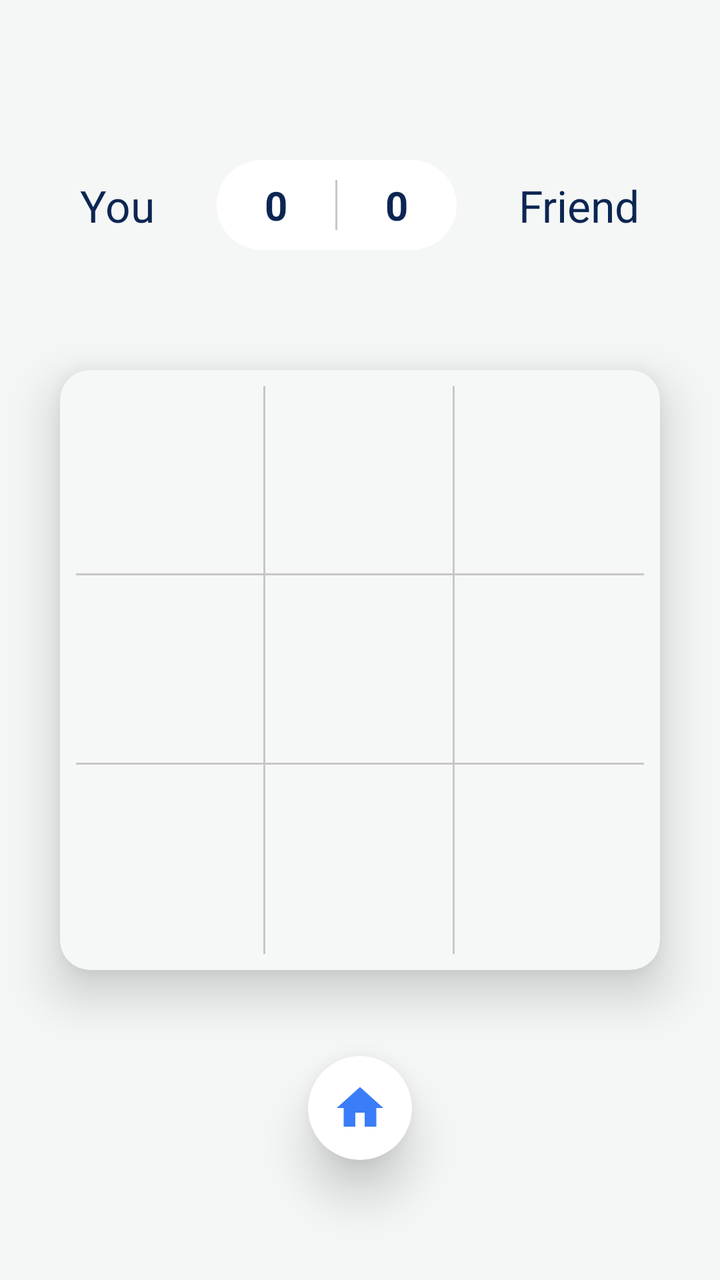
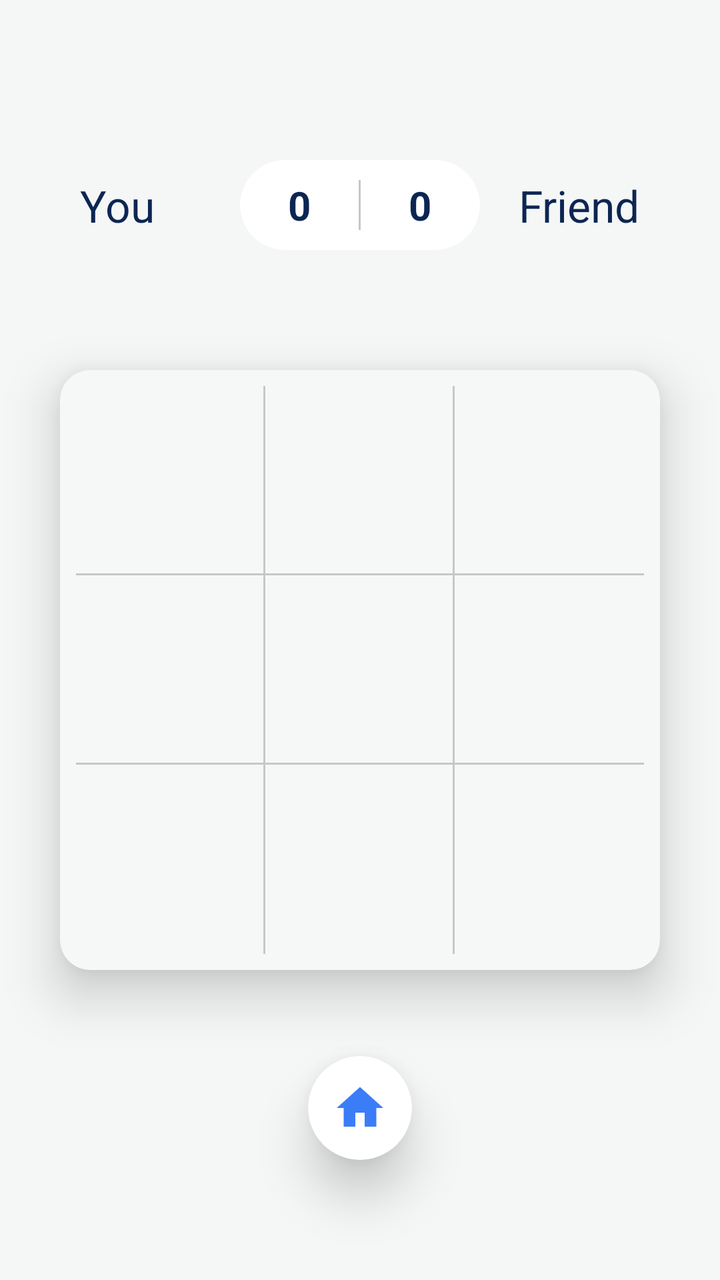

The first picture is an Android layout as it rendered before a commit; the second is the same layout after the commit. The layout source and the unified diff follow.
<!-- AndroidManifest.xml: application theme Theme.TicTacToe -->
<!-- res/layout/activity_game_friend.xml -->
<?xml version="1.0" encoding="utf-8"?>
<androidx.constraintlayout.widget.ConstraintLayout xmlns:android="http://schemas.android.com/apk/res/android"
    xmlns:app="http://schemas.android.com/apk/res-auto"
    xmlns:tools="http://schemas.android.com/tools"
    android:layout_width="match_parent"
    android:layout_height="match_parent"
    android:background="@color/app_background"
    tools:context=".GameFriendActivity">

    
    <View
        android:id="@+id/topSpacer"
        android:layout_width="match_parent"
        android:layout_height="80dp"
        app:layout_constraintTop_toTopOf="parent" />

    
    <androidx.constraintlayout.widget.ConstraintLayout
        android:id="@+id/playerHeader"
        android:layout_width="match_parent"
        android:layout_height="wrap_content"
        android:paddingHorizontal="40dp"
        app:layout_constraintTop_toBottomOf="@id/topSpacer">

        <TextView
            android:id="@+id/tvPlayerName"
            android:layout_width="wrap_content"
            android:layout_height="wrap_content"
            android:fontFamily="sans-serif"
            android:text="You"
            android:textColor="@color/dark_navy"
            android:textSize="22sp"
            app:layout_constraintBottom_toBottomOf="parent"
            app:layout_constraintStart_toStartOf="parent"
            app:layout_constraintTop_toTopOf="parent" />

        <com.google.android.material.card.MaterialCardView
            android:id="@+id/scoreCard"
            android:layout_width="120dp"
            android:layout_height="45dp"
            app:cardBackgroundColor="@color/white"
            app:cardCornerRadius="22.5dp"
            app:cardElevation="0dp"
            app:layout_constraintBottom_toBottomOf="parent"
            app:layout_constraintEnd_toStartOf="@+id/tvFriendName"
            app:layout_constraintStart_toEndOf="@+id/tvPlayerName"
            app:layout_constraintTop_toTopOf="parent"
            app:strokeWidth="0dp">

            <LinearLayout
                android:layout_width="match_parent"
                android:layout_height="match_parent"
                android:gravity="center"
                android:orientation="horizontal">

                <TextView
                    android:id="@+id/tvPlayerScore"
                    android:layout_width="0dp"
                    android:layout_height="wrap_content"
                    android:layout_weight="1"
                    android:gravity="center"
                    android:text="0"
                    android:textColor="@color/dark_navy"
                    android:textSize="20sp"
                    android:textStyle="bold" />

                <View
                    android:layout_width="1dp"
                    android:layout_height="25dp"
                    android:background="@color/divider_gray" />

                <TextView
                    android:id="@+id/tvFriendScore"
                    android:layout_width="0dp"
                    android:layout_height="wrap_content"
                    android:layout_weight="1"
                    android:gravity="center"
                    android:text="0"
                    android:textColor="@color/dark_navy"
                    android:textSize="20sp"
                    android:textStyle="bold" />

            </LinearLayout>
        </com.google.android.material.card.MaterialCardView>

        <TextView
            android:id="@+id/tvFriendName"
            android:layout_width="wrap_content"
            android:layout_height="wrap_content"
            android:fontFamily="sans-serif"
            android:text="Friend"
            android:textColor="@color/dark_navy"
            android:textSize="22sp"
            app:layout_constraintBottom_toBottomOf="parent"
            app:layout_constraintEnd_toEndOf="parent"
            app:layout_constraintTop_toTopOf="parent" />

    </androidx.constraintlayout.widget.ConstraintLayout>

    
    <com.google.android.material.card.MaterialCardView
        android:id="@+id/boardCard"
        android:layout_width="300dp"
        android:layout_height="300dp"
        android:layout_marginTop="60dp"
        app:cardBackgroundColor="#F6F8F7"
        app:cardCornerRadius="15dp"
        app:cardElevation="15dp"
        app:layout_constraintEnd_toEndOf="parent"
        app:layout_constraintStart_toStartOf="parent"
        app:layout_constraintTop_toBottomOf="@id/playerHeader"
        app:strokeWidth="0dp">

        <GridLayout
            android:id="@+id/gridLayout"
            android:layout_width="match_parent"
            android:layout_height="match_parent"
            android:columnCount="3"
            android:padding="8dp"
            android:rowCount="3">

            <FrameLayout
                android:id="@+id/cell0"
                android:layout_width="0dp"
                android:layout_height="0dp"
                android:layout_rowWeight="1"
                android:layout_columnWeight="1"
                android:background="@drawable/bg_cell_right_bottom">
                <ImageView
                    android:id="@+id/ivCell0"
                    android:layout_width="match_parent"
                    android:layout_height="match_parent"
                    android:padding="15dp"
                    android:scaleType="fitCenter" />
            </FrameLayout>

            <FrameLayout
                android:id="@+id/cell1"
                android:layout_width="0dp"
                android:layout_height="0dp"
                android:layout_rowWeight="1"
                android:layout_columnWeight="1"
                android:background="@drawable/bg_cell_right_bottom">
                <ImageView
                    android:id="@+id/ivCell1"
                    android:layout_width="match_parent"
                    android:layout_height="match_parent"
                    android:padding="15dp"
                    android:scaleType="fitCenter" />
            </FrameLayout>

            <FrameLayout
                android:id="@+id/cell2"
                android:layout_width="0dp"
                android:layout_height="0dp"
                android:layout_rowWeight="1"
                android:layout_columnWeight="1"
                android:background="@drawable/bg_cell_bottom">
                <ImageView
                    android:id="@+id/ivCell2"
                    android:layout_width="match_parent"
                    android:layout_height="match_parent"
                    android:padding="15dp"
                    android:scaleType="fitCenter" />
            </FrameLayout>

            <FrameLayout
                android:id="@+id/cell3"
                android:layout_width="0dp"
                android:layout_height="0dp"
                android:layout_rowWeight="1"
                android:layout_columnWeight="1"
                android:background="@drawable/bg_cell_right_bottom">
                <ImageView
                    android:id="@+id/ivCell3"
                    android:layout_width="match_parent"
                    android:layout_height="match_parent"
                    android:padding="15dp"
                    android:scaleType="fitCenter" />
            </FrameLayout>

            <FrameLayout
                android:id="@+id/cell4"
                android:layout_width="0dp"
                android:layout_height="0dp"
                android:layout_rowWeight="1"
                android:layout_columnWeight="1"
                android:background="@drawable/bg_cell_right_bottom">
                <ImageView
                    android:id="@+id/ivCell4"
                    android:layout_width="match_parent"
                    android:layout_height="match_parent"
                    android:padding="15dp"
                    android:scaleType="fitCenter" />
            </FrameLayout>

            <FrameLayout
                android:id="@+id/cell5"
                android:layout_width="0dp"
                android:layout_height="0dp"
                android:layout_rowWeight="1"
                android:layout_columnWeight="1"
                android:background="@drawable/bg_cell_bottom">
                <ImageView
                    android:id="@+id/ivCell5"
                    android:layout_width="match_parent"
                    android:layout_height="match_parent"
                    android:padding="15dp"
                    android:scaleType="fitCenter" />
            </FrameLayout>

            <FrameLayout
                android:id="@+id/cell6"
                android:layout_width="0dp"
                android:layout_height="0dp"
                android:layout_rowWeight="1"
                android:layout_columnWeight="1"
                android:background="@drawable/bg_cell_right">
                <ImageView
                    android:id="@+id/ivCell6"
                    android:layout_width="match_parent"
                    android:layout_height="match_parent"
                    android:padding="15dp"
                    android:scaleType="fitCenter" />
            </FrameLayout>

            <FrameLayout
                android:id="@+id/cell7"
                android:layout_width="0dp"
                android:layout_height="0dp"
                android:layout_rowWeight="1"
                android:layout_columnWeight="1"
                android:background="@drawable/bg_cell_right">
                <ImageView
                    android:id="@+id/ivCell7"
                    android:layout_width="match_parent"
                    android:layout_height="match_parent"
                    android:padding="15dp"
                    android:scaleType="fitCenter" />
            </FrameLayout>

            <FrameLayout
                android:id="@+id/cell8"
                android:layout_width="0dp"
                android:layout_height="0dp"
                android:layout_rowWeight="1"
                android:layout_columnWeight="1"
                android:background="@drawable/bg_cell_none">
                <ImageView
                    android:id="@+id/ivCell8"
                    android:layout_width="match_parent"
                    android:layout_height="match_parent"
                    android:padding="15dp"
                    android:scaleType="fitCenter" />
            </FrameLayout>

        </GridLayout>

    </com.google.android.material.card.MaterialCardView>

    
    <com.google.android.material.card.MaterialCardView
        android:id="@+id/btnHome"
        android:layout_width="52dp"
        android:layout_height="52dp"
        android:layout_marginBottom="60dp"
        android:clickable="true"
        android:focusable="true"
        app:cardBackgroundColor="@color/white"
        app:cardCornerRadius="26dp"
        app:cardElevation="15dp"
        app:layout_constraintBottom_toBottomOf="parent"
        app:layout_constraintEnd_toEndOf="parent"
        app:layout_constraintStart_toStartOf="parent"
        app:strokeWidth="0dp">

        <ImageView
            android:layout_width="28dp"
            android:layout_height="28dp"
            android:layout_gravity="center"
            android:contentDescription="Home"
            android:src="@drawable/ic_home"
            app:tint="@color/primary_blue" />

    </com.google.android.material.card.MaterialCardView>

</androidx.constraintlayout.widget.ConstraintLayout>
<!-- resources referenced by this layout -->
<resources>
  <color name="app_background">#F5F7F6</color>
  <color name="dark_navy">#0C2653</color>
  <color name="divider_gray">#C7C7C7</color>
  <color name="primary_blue">#3B7DF8</color>
  <color name="white">#FFFFFFFF</color>
  <!-- drawable bg_cell_bottom (drawable) -->
  <?xml version="1.0" encoding="utf-8"?>
  <layer-list xmlns:android="http://schemas.android.com/apk/res/android">
      <item>
          <shape>
              <solid android:color="#C7C7C7" />
          </shape>
      </item>
      <item android:bottom="1dp">
          <shape>
              <solid android:color="#F6F8F7" />
          </shape>
      </item>
  </layer-list>
  <!-- drawable bg_cell_none (drawable) -->
  <?xml version="1.0" encoding="utf-8"?>
  <shape xmlns:android="http://schemas.android.com/apk/res/android">
      <solid android:color="#F6F8F7" />
  </shape>
  <!-- drawable bg_cell_right (drawable) -->
  <?xml version="1.0" encoding="utf-8"?>
  <layer-list xmlns:android="http://schemas.android.com/apk/res/android">
      <item>
          <shape>
              <solid android:color="#C7C7C7" />
          </shape>
      </item>
      <item android:right="1dp">
          <shape>
              <solid android:color="#F6F8F7" />
          </shape>
      </item>
  </layer-list>
  <!-- drawable bg_cell_right_bottom (drawable) -->
  <?xml version="1.0" encoding="utf-8"?>
  <layer-list xmlns:android="http://schemas.android.com/apk/res/android">
      <item>
          <shape>
              <solid android:color="#C7C7C7" />
          </shape>
      </item>
      <item android:bottom="1dp" android:right="1dp">
          <shape>
              <solid android:color="#F6F8F7" />
          </shape>
      </item>
  </layer-list>
  <!-- drawable ic_home (drawable) -->
  <vector xmlns:android="http://schemas.android.com/apk/res/android"
      android:width="24dp"
      android:height="24dp"
      android:viewportWidth="24"
      android:viewportHeight="24"
      android:tint="@color/white">
      <path
          android:fillColor="@android:color/white"
          android:pathData="M10,20v-6h4v6h5v-8h3L12,3 2,12h3v8z" />
  </vector>
  <style name="Theme.TicTacToe" parent="Base.Theme.TicTacToe" />
  <style name="Base.Theme.TicTacToe" parent="Theme.Material3.DayNight.NoActionBar">
          
          <item name="android:windowBackground">@color/app_background</item>
          <item name="android:statusBarColor">@color/app_background</item>
          <item name="android:windowLightStatusBar">true</item>
          <item name="android:navigationBarColor">@color/app_background</item>
      </style>
</resources>

<!-- the commit's change to res/layout/activity_game_friend.xml (unified diff, before → after) -->
@@ -42,8 +42,8 @@
             app:cardCornerRadius="22.5dp"
             app:cardElevation="0dp"
             app:layout_constraintBottom_toBottomOf="parent"
-            app:layout_constraintEnd_toStartOf="@+id/tvFriendName"
-            app:layout_constraintStart_toEndOf="@+id/tvPlayerName"
+            app:layout_constraintEnd_toEndOf="parent"
+            app:layout_constraintStart_toStartOf="parent"
             app:layout_constraintTop_toTopOf="parent"
             app:strokeWidth="0dp">
 
